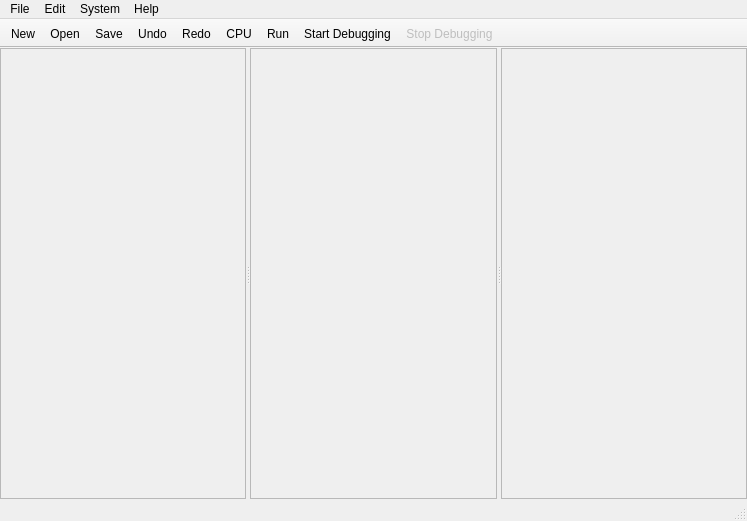
StanWarford/pep8cpu, file mainwindow.ui: the form before one commit.
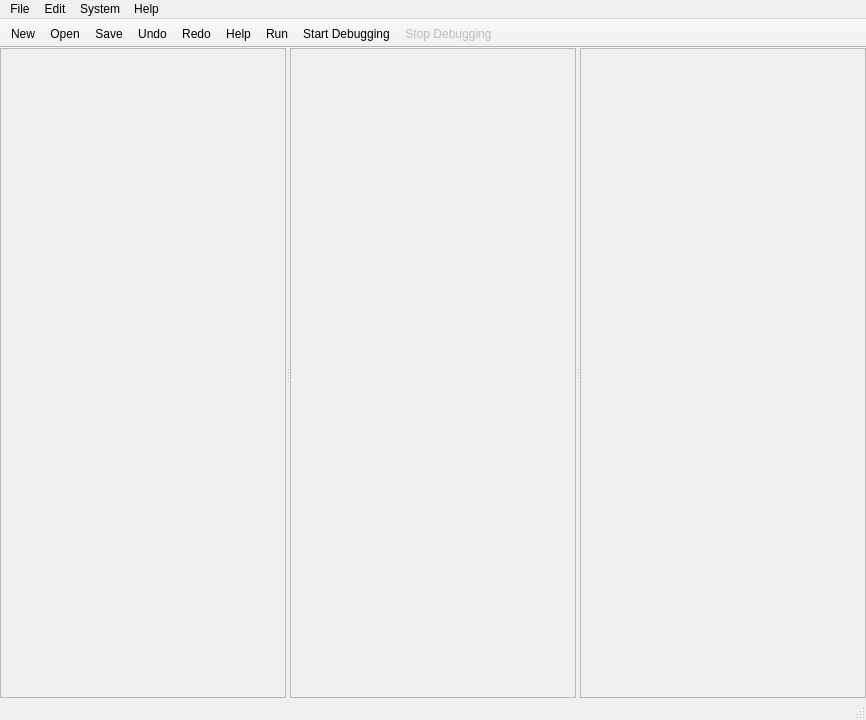
The form after the commit. Icons and pictures are not drawn.

Commit message:
Set up highlighters for the help dialog and microcode pane, connected the copy-to-microcode button, set up more of the UI in the mainwindow.
Added our enu namespace.

The edit to the form file:
```diff
--- a/mainwindow.ui
+++ b/mainwindow.ui
@@ -6,8 +6,8 @@
    <rect>
     <x>0</x>
     <y>0</y>
-    <width>747</width>
-    <height>521</height>
+    <width>866</width>
+    <height>720</height>
    </rect>
   </property>
   <property name="windowTitle">
@@ -59,7 +59,7 @@
     <rect>
      <x>0</x>
      <y>0</y>
-     <width>747</width>
+     <width>866</width>
      <height>22</height>
     </rect>
    </property>
@@ -128,7 +128,7 @@
    <addaction name="actionFile_Save"/>
    <addaction name="actionEdit_Undo"/>
    <addaction name="actionEdit_Redo"/>
-   <addaction name="actionHelp_CPU"/>
+   <addaction name="actionHelp"/>
    <addaction name="actionSystem_Run"/>
    <addaction name="actionSystem_Start_Debugging"/>
    <addaction name="actionSystem_Stop_Debugging"/>
@@ -333,6 +333,18 @@
     <string>Load Microcode</string>
    </property>
   </action>
+  <action name="actionHelp">
+   <property name="icon">
+    <iconset resource="pep8cpuresources.qrc">
+     <normaloff>:/images/help.png</normaloff>:/images/help.png</iconset>
+   </property>
+   <property name="text">
+    <string>Help</string>
+   </property>
+   <property name="shortcut">
+    <string>F1</string>
+   </property>
+  </action>
  </widget>
  <layoutdefault spacing="6" margin="11"/>
  <resources>
```
Left out of the diff: 2 changed lines with no effect on the pictures. The commit also changes 16 other files.
